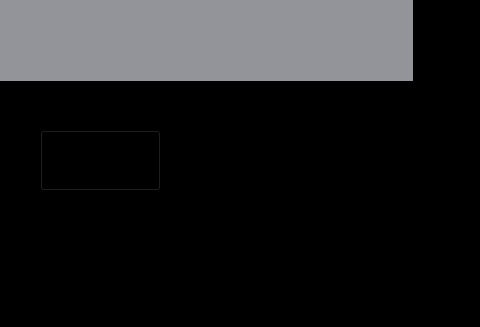
slip-slap/qt, file genetic_algoirthm/src/mainwindow.ui: the form before one commit; both pictures show x 320 to 800 and y 360 to 687 of the 800 by 687 pixel window.
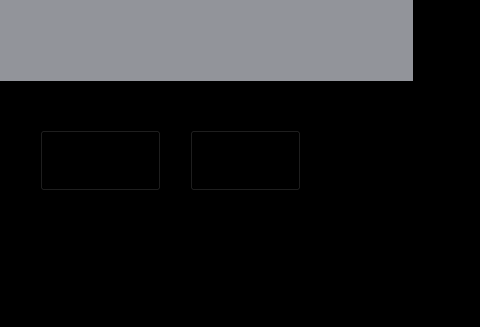
The form after the commit. Custom widgets are drawn as their Qt base class.

```diff
--- a/genetic_algoirthm/src/mainwindow.ui
+++ b/genetic_algoirthm/src/mainwindow.ui
@@ -68,6 +68,19 @@
      <string>NSGA</string>
     </property>
    </widget>
+   <widget class="QPushButton" name="pushButton_2">
+    <property name="geometry">
+     <rect>
+      <x>510</x>
+      <y>490</y>
+      <width>111</width>
+      <height>61</height>
+     </rect>
+    </property>
+    <property name="text">
+     <string>Save</string>
+    </property>
+   </widget>
   </widget>
   <widget class="QMenuBar" name="menubar">
    <property name="geometry">
```
